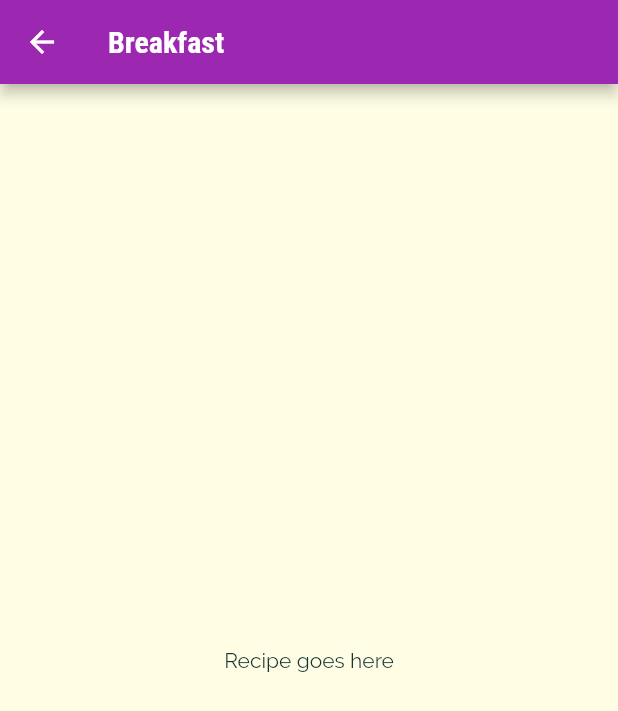
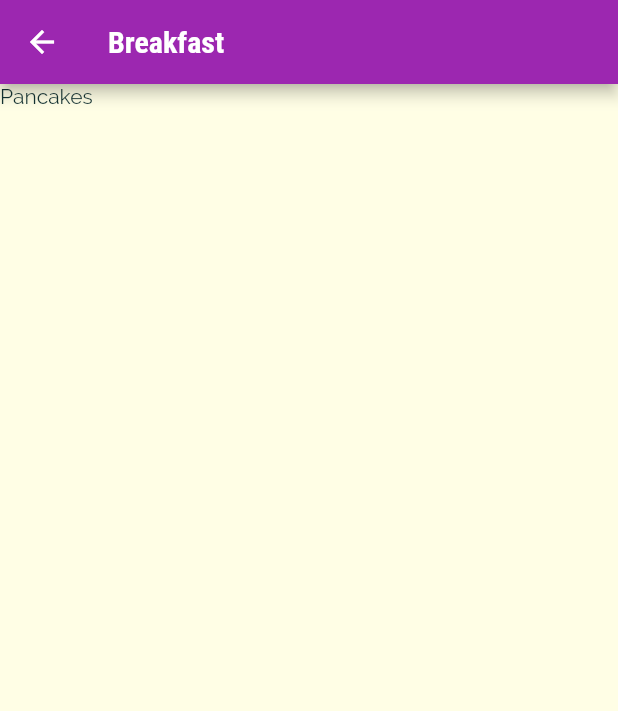
Before and after one commit to readytowork-org/meals-app, a Flutter app: the screen it shows after launch, after a tap on "Breakfast", on a phone screen of 412 x 824 dp. Shown: the top 711 px of the screen. Run offline on Flutter 3.47's test engine with Material 2 defaults, Android fonts, the phone set to English and light mode, and no system bars.

```diff
--- a/lib/category_recipe_screen.dart
+++ b/lib/category_recipe_screen.dart
@@ -1,26 +1,30 @@
 import 'package:flutter/material.dart';
+import "./dummy_data.dart";
 
 class CategoryRecipeScreen extends StatelessWidget {
-
   static const routeName = "/category-recipe";
-  // final String? id;
-  // final String? title;
-
-  // CategoryRecipeScreen(this.id, this.title);
 
   @override
   Widget build(BuildContext context) {
     final routeArgs =
         ModalRoute.of(context)?.settings.arguments as Map<String, dynamic>;
-          final id = routeArgs['id'];
+    final id = routeArgs['id'];
     final title = routeArgs['title'];
+    final categoryMeals = DUMMY_MEALS.where((meal) {
+      return meal.categories!.contains(id);
+    }).toList();
 
     return Scaffold(
       appBar: AppBar(
         title: Text(title!),
       ),
-      body: const Center(
-        child: Text('Recipe goes here'),
+      body: ListView.builder(
+        itemBuilder: (ctx, index) {
+          return Text(
+            categoryMeals[index].title.toString(),
+          );
+        },
+        itemCount: categoryMeals.length,
       ),
     );
   }
--- a/lib/models/meal.dart
+++ b/lib/models/meal.dart
@@ -8,7 +8,7 @@ enum Complexity {
 
 enum Affordability {
   Affordable,
-  Pricy,
+  Pricey,
   Luxurious,
 }
 
```
